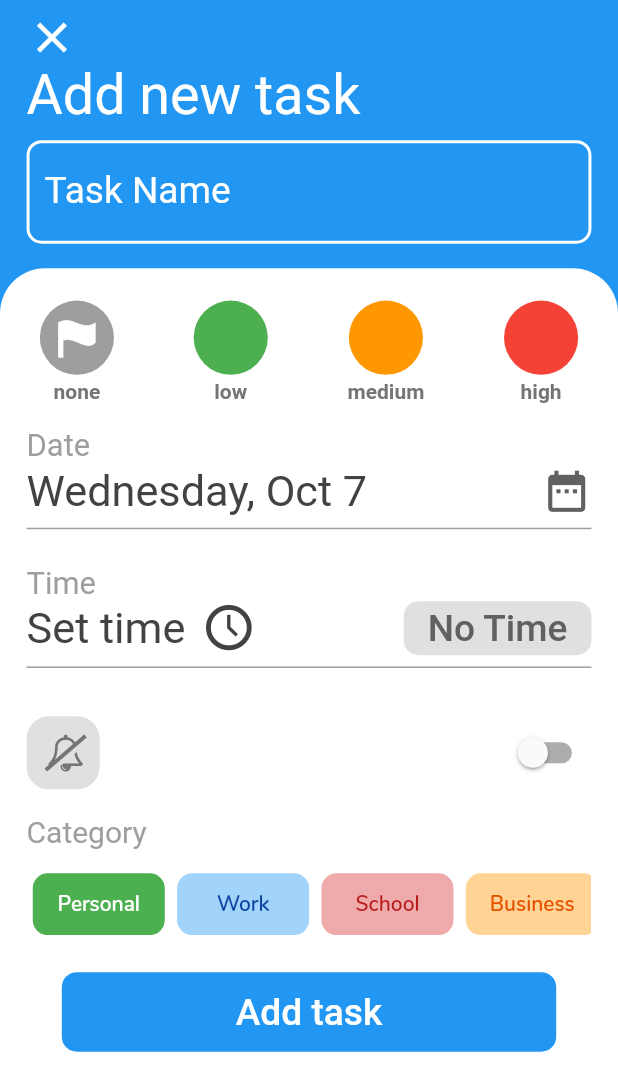
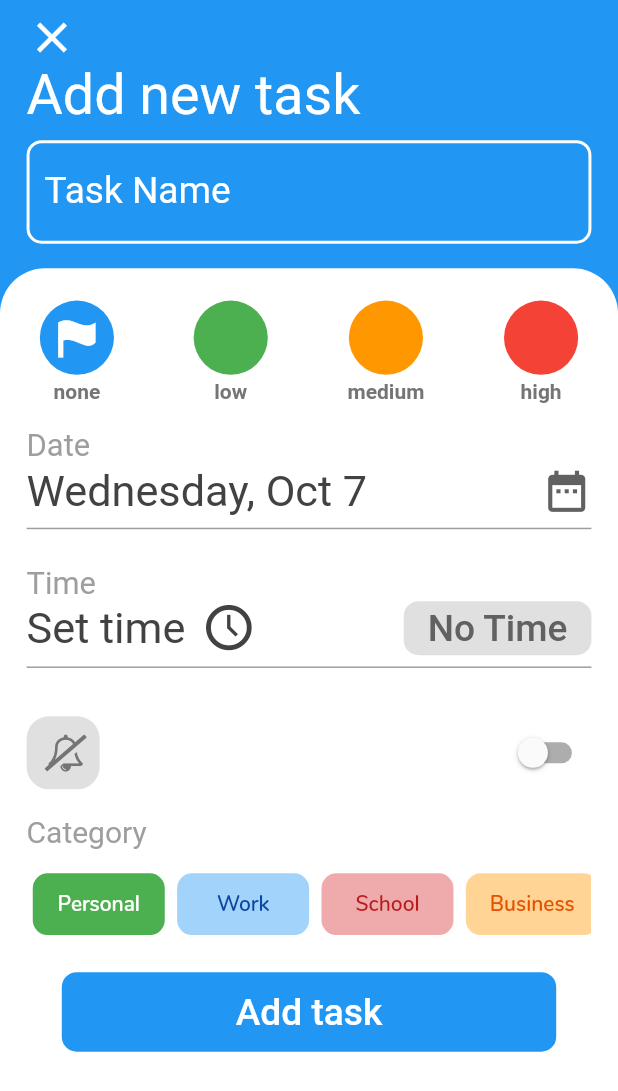
Before and after one commit to CreativelyLogical/todolist-app, a Flutter app: the AllTasksScreen screen opened directly, after a tap on the "add" icon, on a phone screen of 412 x 824 dp. Shown: the top 1091 px of the screen. Run offline on Flutter 3.47's test engine with Material 2 defaults, Android fonts, the phone set to English and light mode, and no system bars; our stand-ins replace auto_size_text, flutter_local_notifications, flutter_svg, fluttertoast, percent_indicator, rxdart and 1 more; accounts and stored records are empty.

```diff
--- a/lib/widgets/priority_buttons.dart
+++ b/lib/widgets/priority_buttons.dart
@@ -17,7 +17,7 @@ class PriorityButtons extends StatelessWidget {
 
   Color getPriorityColor() {
     if (priority == 'none')
-      return Colors.grey.shade500;
+      return Colors.blue;
     else if (priority == 'low')
       return Colors.green;
     else if (priority == 'medium')
```
Also changed, not shown: lib/screens/all_tasks_screen.dart (+7 -6 lines).
